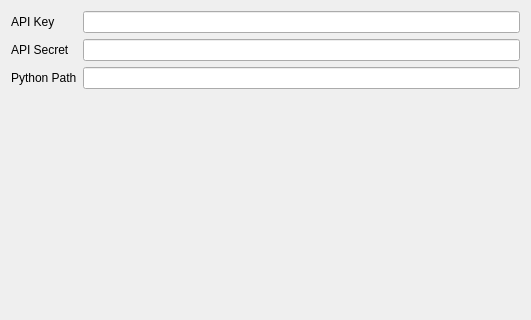
Old version of the form plugins/imageplugins/flickrplugin/flickrsettings.ui in the repository Joensw/RCAIT; both pictures show x 0 to 531 and y 0 to 320 of the 531 by 542 pixel window.
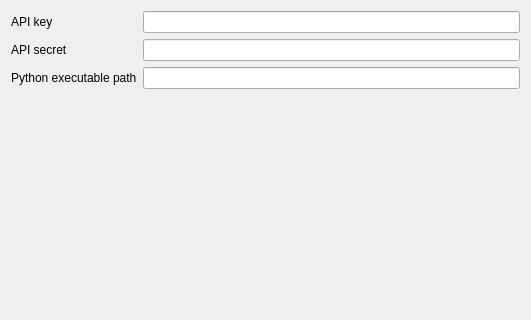
New version of the form.

Commit message: Updated Settings UI Files for imageloader

The edit to the form file:
```diff
--- a/plugins/imageplugins/flickrplugin/flickrsettings.ui
+++ b/plugins/imageplugins/flickrplugin/flickrsettings.ui
@@ -19,7 +19,7 @@
      <item row="0" column="0">
       <widget class="QLabel" name="label">
        <property name="text">
-        <string>API Key</string>
+        <string>API key</string>
        </property>
       </widget>
      </item>
@@ -29,7 +29,7 @@
      <item row="1" column="0">
       <widget class="QLabel" name="label_2">
        <property name="text">
-        <string>API Secret</string>
+        <string>API secret</string>
        </property>
       </widget>
      </item>
@@ -39,7 +39,7 @@
      <item row="2" column="0">
       <widget class="QLabel" name="label_3">
        <property name="text">
-        <string>Python Path</string>
+        <string>Python executable path</string>
        </property>
       </widget>
      </item>
```
The commit also changes 1 other file.
